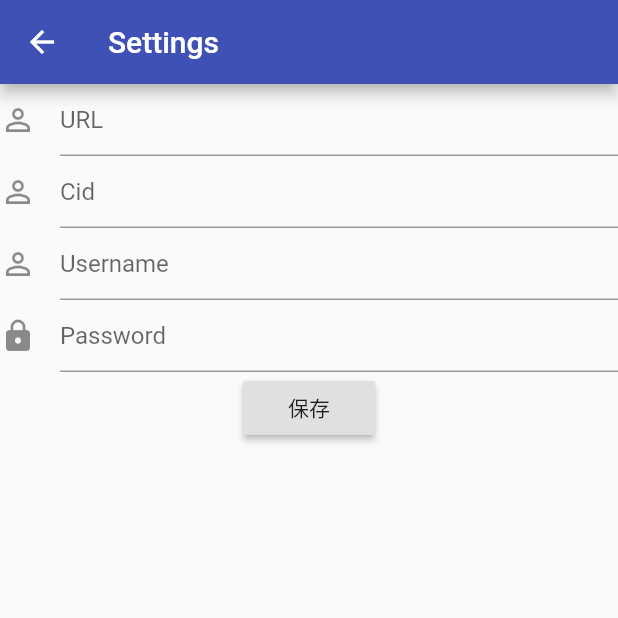
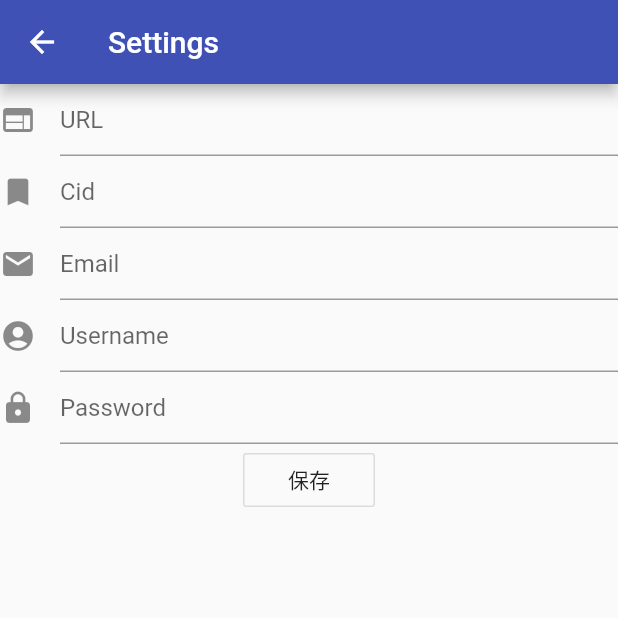
Before and after one commit to idealclover/MomentLetter, a Flutter app: the screen it shows after launch, in the side drawer, after a tap on "设置", on a phone screen of 412 x 824 dp, the top half of it. Run offline on Flutter 3.47's test engine with Material 2 defaults, Android fonts, the phone set to English and light mode, and no system bars; our stand-ins replace dio, shared_preferences; missing offline and left inert: xml_rpc; network calls fail.

Commit message:
:sparkles: change setting page

```diff
--- a/lib/pages/SettingPage.dart
+++ b/lib/pages/SettingPage.dart
@@ -12,29 +12,39 @@ class SettingPage extends StatefulWidget {
 class _SettingPageState extends State<SettingPage> {
   TextEditingController _urlController;
   TextEditingController _cidController;
+  TextEditingController _emailController;
   TextEditingController _usernameController;
   TextEditingController _passwordController;
   final FocusNode cidTextFieldNode = FocusNode();
+  final FocusNode emailTextFieldNode = FocusNode();
   final FocusNode usernameTextFieldNode = FocusNode();
   final FocusNode passwordTextFieldNode = FocusNode();
+  bool _validateUrl = false;
+  bool _validateCid = false;
+  bool _validateEmail = false;
+  bool _validateUsername = false;
+  bool _validatePassword = false;
 
   @override
   void initState() {
     super.initState();
-    List<String> strList = ['url', 'cid', 'token', 'username', 'password'];
+    List<String> strList = ['url', 'cid', 'email', 'username', 'password'];
     Future<Map> rst = get(strList);
     rst.then((Map rstList) {
       _urlController = new TextEditingController(text: rstList[strList[0]]);
       _cidController = new TextEditingController(text: rstList[strList[1]]);
-      _usernameController = new TextEditingController(text: rstList[strList[3]]);
-      _passwordController = new TextEditingController(text: rstList[strList[4]]);
+      _emailController = new TextEditingController(text: rstList[strList[2]]);
+      _usernameController =
+          new TextEditingController(text: rstList[strList[3]]);
+      _passwordController =
+          new TextEditingController(text: rstList[strList[4]]);
     });
   }
 
   Future<Map> get(List<String> strList) async {
     Map rst = new Map();
     SharedPreferences prefs = await SharedPreferences.getInstance();
-    for(String str in strList){
+    for (String str in strList) {
       rst[str] = prefs.getString(str);
     }
     return rst;
@@ -46,8 +56,77 @@ class _SettingPageState extends State<SettingPage> {
       SharedPreferences prefs = await SharedPreferences.getInstance();
       prefs.setString('url', _urlController.value.text.toString());
       prefs.setString('cid', _cidController.value.text.toString());
+      prefs.setString('email', _emailController.value.text.toString());
       prefs.setString('username', _usernameController.value.text.toString());
       prefs.setString('password', _passwordController.value.text.toString());
+    }
+
+    bool check() {
+      setState(() {
+        _urlController.text.isEmpty
+            ? _validateUrl = true
+            : _validateUrl = false;
+        _cidController.text.isEmpty
+            ? _validateCid = true
+            : _validateCid = false;
+        _emailController.text.isEmpty
+            ? _validateEmail = true
+            : _validateEmail = false;
+        _usernameController.text.isEmpty
+            ? _validateUsername = true
+            : _validateUsername = false;
+        _passwordController.text.isEmpty
+            ? _validatePassword = true
+            : _validatePassword = false;
+      });
+      if (_validateUrl ||
+          _validateCid ||
+          _validateEmail ||
+          _validateUsername ||
+          _validatePassword)
+        return true;
+      else
+        return false;
+    }
+
+    check_url() {
+      setState(() {
+        _urlController.text.isEmpty
+            ? _validateUrl = true
+            : _validateUrl = false;
+      });
+    }
+
+    check_cid() {
+      setState(() {
+        _cidController.text.isEmpty
+            ? _validateCid = true
+            : _validateCid = false;
+      });
+    }
+
+    check_email() {
+      setState(() {
+        _emailController.text.isEmpty
+            ? _validateEmail = true
+            : _validateEmail = false;
+      });
+    }
+
+    check_username() {
+      setState(() {
+        _usernameController.text.isEmpty
+            ? _validateUsername = true
+            : _validateUsername = false;
+      });
+    }
+
+    check_password() {
+      setState(() {
+        _passwordController.text.isEmpty
+            ? _validatePassword = true
+            : _validatePassword = false;
+      });
     }
 
     return Scaffold(
@@ -55,15 +134,18 @@ class _SettingPageState extends State<SettingPage> {
         title: Text(widget.title),
       ),
       body: Builder(builder: (BuildContext context) {
-          return Column(
+        return SingleChildScrollView(
+            child: Column(
           children: <Widget>[
             TextField(
               controller: _urlController,
               decoration: InputDecoration(
                 contentPadding: const EdgeInsets.only(top: 10.0),
-                  icon: Icon(Icons.perm_identity),
+                icon: Icon(Icons.web),
                 labelText: 'URL',
+                errorText: _validateUrl ? "请输入 URL" : null,
               ),
+              onChanged: (String a) => check_url(),
               onEditingComplete: () =>
                   FocusScope.of(context).requestFocus(cidTextFieldNode),
             ),
@@ -72,9 +154,24 @@ class _SettingPageState extends State<SettingPage> {
               controller: _cidController,
               decoration: InputDecoration(
                 contentPadding: const EdgeInsets.only(top: 10.0),
-                  icon: Icon(Icons.perm_identity),
+                icon: Icon(Icons.bookmark),
                 labelText: 'Cid',
+                errorText: _validateCid ? "请输入 cid" : null,
               ),
+              onChanged: (String a) => check_cid(),
+              onEditingComplete: () =>
+                  FocusScope.of(context).requestFocus(emailTextFieldNode),
+            ),
+            TextField(
+              focusNode: emailTextFieldNode,
+              controller: _emailController,
+              decoration: InputDecoration(
+                contentPadding: const EdgeInsets.only(top: 10.0),
+                icon: Icon(Icons.email),
+                labelText: 'Email',
+                errorText: _validateEmail ? "请输入 email" : null,
+              ),
+              onChanged: (String a) => check_email(),
               onEditingComplete: () =>
                   FocusScope.of(context).requestFocus(usernameTextFieldNode),
             ),
@@ -83,9 +180,11 @@ class _SettingPageState extends State<SettingPage> {
               controller: _usernameController,
               decoration: InputDecoration(
                 contentPadding: const EdgeInsets.only(top: 10.0),
-                  icon: Icon(Icons.perm_identity),
+                icon: Icon(Icons.account_circle),
                 labelText: 'Username',
+                errorText: _validateUsername ? "请输入 username" : null,
               ),
+              onChanged: (String a) => check_username(),
               onEditingComplete: () =>
                   FocusScope.of(context).requestFocus(passwordTextFieldNode),
             ),
@@ -96,18 +195,21 @@ class _SettingPageState extends State<SettingPage> {
                 contentPadding: const EdgeInsets.only(top: 10.0),
                 icon: Icon(Icons.lock),
                 labelText: 'Password',
+                errorText: _validatePassword ? "请输入 password" : null,
               ),
+              onChanged: (String a) => check_password(),
               obscureText: true,
             ),
-              RaisedButton(
+            OutlineButton(
                 child: Text('保存'),
                 onPressed: () {
+                  if (check()) return;
                   save();
                   Scaffold.of(context)
                       .showSnackBar(SnackBar(content: Text("数据存储成功")));
                 }),
           ],
-          );
+        ));
       }),
     );
   }
```
Lines whose indentation alone changed are shown as unchanged.
